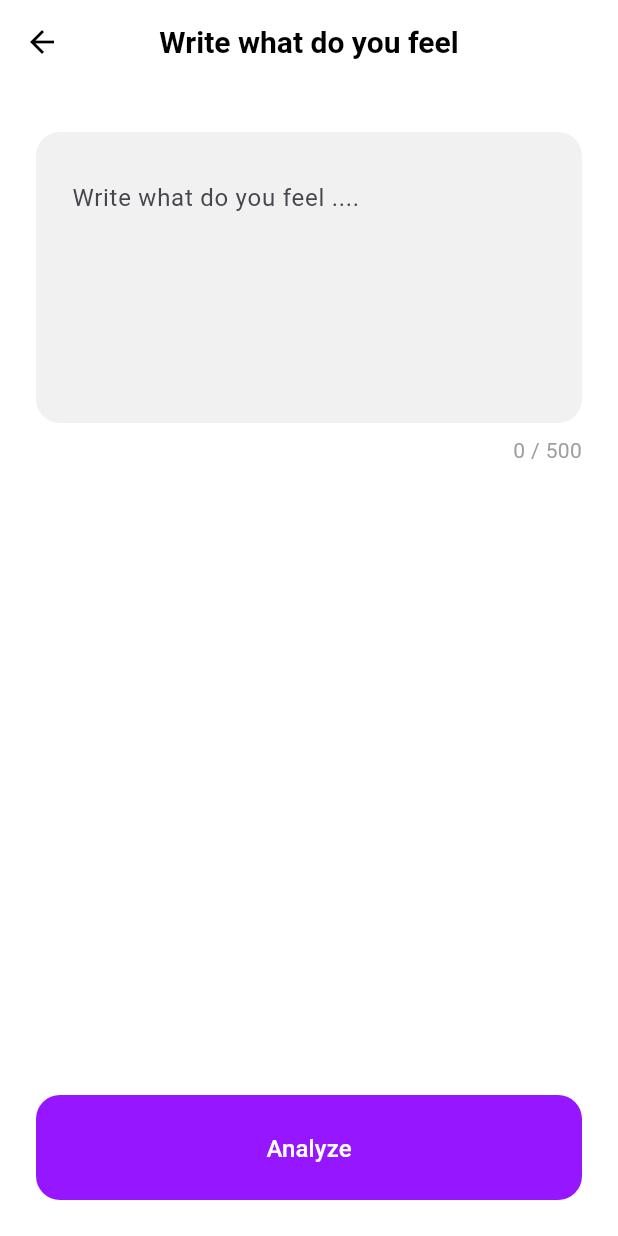
After one commit to mohamedfayedd/finalMoodmate, a Flutter app: the EmotionTextDetectionScreen screen opened directly, after a tap on "Analyze", on a phone screen of 412 x 824 dp. The commit adds this screen. Run offline on Flutter 3.47's test engine with Material 3 defaults, Android fonts, the phone set to English and light mode, and no system bars; our stand-ins replace animated_splash_screen, camera, dio, flutter_svg, image_picker, just_audio and 2 more; missing offline and left inert: tflite_flutter.

Commit message:
done with text detection model

```diff
--- a/lib/screens/Home_screen.dart
+++ b/lib/screens/Home_screen.dart
@@ -1,10 +1,10 @@
 import 'package:flutter/material.dart';
 import 'package:flutter/services.dart';
 import 'package:flutter_svg/flutter_svg.dart';
-import 'Camera Screen .dart'; // تأكد من استيراد الشاشة الجديدة
+import 'package:moodmate/screens/write_feelings_screen.dart';
+import 'CameraScreen.dart';// استيراد شاشة كتابة المشاعر
 import 'profile.dart'; // استيراد شاشة الملف الشخصي
 import 'Question screen.dart'; // استيراد شاشة الأسئلة
-import 'write feelings screen.dart'; // استيراد شاشة كتابة المشاعر
 
 class HomeScreen extends StatelessWidget {
   const HomeScreen({Key? key}) : super(key: key);
@@ -138,7 +138,7 @@ class HomeScreen extends StatelessWidget {
                               onPressed: () {
                                 Navigator.push(
                                   context,
-                                  MaterialPageRoute(builder: (context) => WriteFeelingsScreen()), // الانتقال إلى شاشة كتابة المشاعر
+                                  MaterialPageRoute(builder: (context) => EmotionTextDetectionScreen()), // الانتقال إلى شاشة كتابة المشاعر
                                 );
                               },
                               icon: const Icon(
--- /dev/null
+++ b/lib/screens/Write_feelings_screen.dart
@@ -0,0 +1,217 @@
+import 'package:flutter/material.dart';
+import 'package:tflite_flutter/tflite_flutter.dart';
+
+class EmotionTextDetectionScreen extends StatefulWidget {
+  const EmotionTextDetectionScreen({Key? key}) : super(key: key);
+
+  @override
+  _EmotionTextDetectionScreenState createState() => _EmotionTextDetectionScreenState();
+}
+
+class _EmotionTextDetectionScreenState extends State<EmotionTextDetectionScreen> {
+  late Interpreter _interpreter;
+  late List<int> _inputShape;
+  late List<int> _outputShape;
+  bool _isProcessing = false;
+  String _result = '';
+  final TextEditingController _controller = TextEditingController();
+
+  final List<String> _labels = [
+    'anger', 'disgust', 'fear', 'joy', 'neutral', 'sadness', 'surprise'
+  ];
+
+  @override
+  void initState() {
+    super.initState();
+    _loadModel();
+  }
+
+  Future<void> _loadModel() async {
+    try {
+      _interpreter = await Interpreter.fromAsset('assets/text_emotion_model/emotion_model.tflite');
+      _inputShape = _interpreter.getInputTensor(0).shape;
+      _outputShape = _interpreter.getOutputTensor(0).shape;
+
+      debugPrint('✅ Model loaded');
+      debugPrint('Input Shape: $_inputShape');
+      debugPrint('Output Shape: $_outputShape');
+    } catch (e) {
+      debugPrint('❌ Failed to load model: $e');
+    }
+  }
+
+  Future<void> _predictEmotion(String text) async {
+    if (text.trim().isEmpty || _isProcessing) return;
+
+    setState(() {
+      _isProcessing = true;
+      _result = '';
+    });
+
+    try {
+      await Future.delayed(const Duration(milliseconds: 500)); // UX delay
+
+      final input = _preprocessInput(text);
+
+      final output = List.filled(_outputShape.reduce((a, b) => a * b), 0.0)
+          .reshape([_outputShape[0], _outputShape[1]]);
+
+      _interpreter.run(input, output);
+
+      debugPrint('🔍 Raw model output: $output');
+
+      final predictedIndex = _argMax(output[0]);
+      final predictedEmotion = _labels[predictedIndex];
+
+      setState(() {
+        _result = predictedEmotion;
+      });
+    } catch (e) {
+      debugPrint('❌ Inference error: $e');
+      setState(() {
+        _result = 'Error during detection.';
+      });
+    } finally {
+      setState(() {
+        _isProcessing = false;
+      });
+    }
+  }
+
+  List<List<double>> _preprocessInput(String text) {
+    final features = _inputShape[1];
+    List<double> vector = List.filled(features, 0.0);
+
+    for (int i = 0; i < text.length && i < features; i++) {
+      vector[i] = text.codeUnitAt(i) / 255.0;
+    }
+
+    return [vector];
+  }
+
+  int _argMax(List<double> list) {
+    double maxVal = list[0];
+    int maxIndex = 0;
+
+    for (int i = 1; i < list.length; i++) {
+      if (list[i] > maxVal) {
+        maxVal = list[i];
+        maxIndex = i;
+      }
+    }
+    return maxIndex;
+  }
+
+  @override
+  void dispose() {
+    _interpreter.close();
+    _controller.dispose();
+    super.dispose();
+  }
+
+  @override
+  Widget build(BuildContext context) {
+    return Scaffold(
+      backgroundColor: Colors.white,
+      appBar: AppBar(
+        backgroundColor: Colors.white,
+        elevation: 0,
+        centerTitle: true,
+        title: const Text(
+          'Write what do you feel',
+          style: TextStyle(
+            fontSize: 20,
+            fontWeight: FontWeight.bold,
+            color: Colors.black,
+          ),
+        ),
+        leading: IconButton(
+          icon: const Icon(Icons.arrow_back, color: Colors.black),
+          onPressed: () => Navigator.pop(context),
+        ),
+      ),
+      body: Padding(
+        padding: const EdgeInsets.symmetric(horizontal: 24.0, vertical: 16.0),
+        child: Column(
+          crossAxisAlignment: CrossAxisAlignment.center,
+          children: [
+            const SizedBox(height: 16),
+            Container(
+              width: 382,
+              height: 194,
+              padding: const EdgeInsets.all(24),
+              decoration: BoxDecoration(
+                color: const Color(0xFFF1F1F1),
+                borderRadius: BorderRadius.circular(16),
+              ),
+              child: TextField(
+                controller: _controller,
+                maxLines: 6,
+                maxLength: 500,
+                textAlignVertical: TextAlignVertical.top,
+                decoration: const InputDecoration(
+                  hintText: 'Write what do you feel ....',
+                  border: InputBorder.none,
+                  counterText: "",
+                ),
+                onChanged: (text) {
+                  setState(() {});
+                },
+              ),
+            ),
+            const SizedBox(height: 8),
+            Align(
+              alignment: Alignment.centerRight,
+              child: Text(
+                '${_controller.text.length} / 500',
+                style: const TextStyle(color: Colors.grey),
+              ),
+            ),
+            if (_result.isNotEmpty) ...[
+              const SizedBox(height: 24),
+              const Text(
+                'Predicted Emotion:',
+                style: TextStyle(fontSize: 16, fontWeight: FontWeight.bold),
+              ),
+              const SizedBox(height: 8),
+              Text(
+                _result,
+                style: const TextStyle(fontSize: 20, color: Colors.deepPurple),
+              ),
+            ],
+            const Spacer(),
+            Container(
+              width: 382,
+              height: 70,
+              decoration: BoxDecoration(
+                color: const Color(0xFF9616FF),
+                borderRadius: BorderRadius.circular(16),
+              ),
+              child: ElevatedButton(
+                onPressed: _isProcessing ? null : () => _predictEmotion(_controller.text),
+                style: ElevatedButton.styleFrom(
+                  backgroundColor: Colors.transparent,
+                  shadowColor: Colors.transparent,
+                  shape: RoundedRectangleBorder(
+                    borderRadius: BorderRadius.circular(16),
+                  ),
+                  padding: const EdgeInsets.symmetric(vertical: 24, horizontal: 32),
+                ),
+                child: _isProcessing
+                    ? const CircularProgressIndicator(
+                        color: Colors.white,
+                        strokeWidth: 2,
+                      )
+                    : const Text(
+                        'Analyze',
+                        style: TextStyle(color: Colors.white, fontSize: 16),
+                      ),
+              ),
+            ),
+            const SizedBox(height: 8),
+          ],
+        ),
+      ),
+    );
+  }
+}
```
Also changed, not shown: lib/screens/Write feelings screen.dart (deleted, +0 -169 lines), lib/screens/CameraScreen.dart (renamed from lib/screens/Camera Screen .dart), 5 other files.
